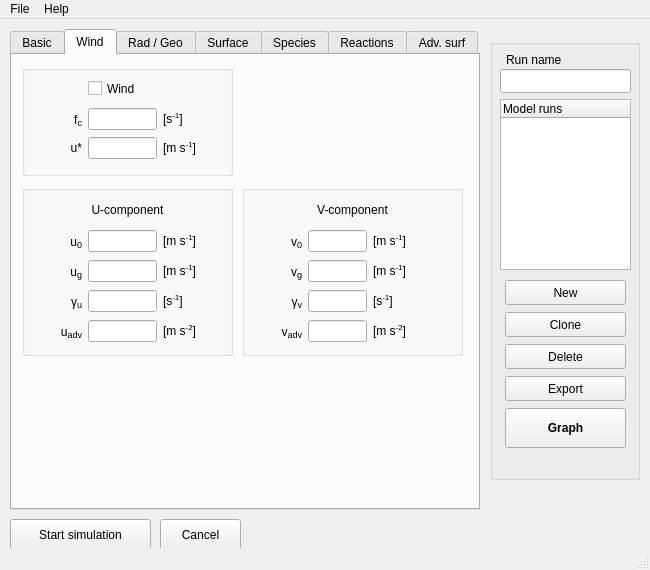
Qt form mainwindow.ui (classmodel/modelgui) before a commit.
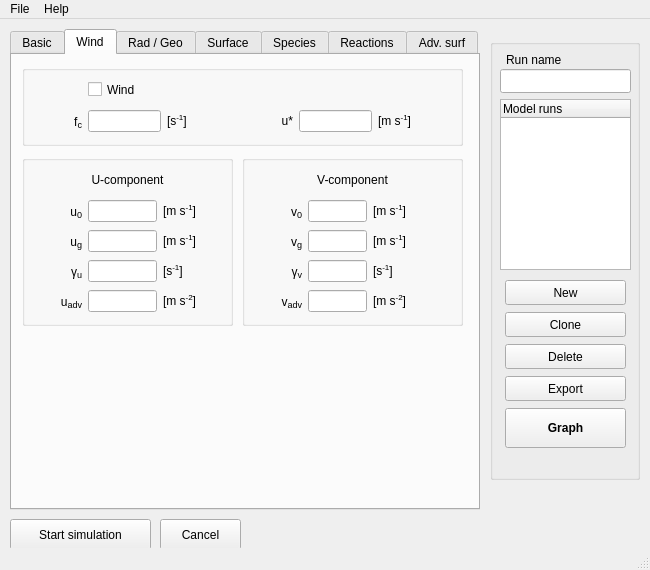
The same form after that commit. The open tabs and pages were chosen to show the change.

```diff
--- a/mainwindow.ui
+++ b/mainwindow.ui
@@ -987,7 +987,7 @@
       <property name="geometry">
        <rect>
         <x>10</x>
-        <y>130</y>
+        <y>100</y>
         <width>211</width>
         <height>171</height>
        </rect>
@@ -1181,7 +1181,7 @@
       <property name="geometry">
        <rect>
         <x>230</x>
-        <y>130</y>
+        <y>100</y>
         <width>221</width>
         <height>171</height>
        </rect>
@@ -1376,8 +1376,8 @@
        <rect>
         <x>10</x>
         <y>10</y>
-        <width>211</width>
-        <height>111</height>
+        <width>441</width>
+        <height>81</height>
        </rect>
       </property>
       <property name="title">
@@ -1388,11 +1388,11 @@
         <rect>
          <x>10</x>
          <y>10</y>
-         <width>191</width>
-         <height>87</height>
+         <width>421</width>
+         <height>61</height>
         </rect>
        </property>
-       <layout class="QGridLayout" name="wind_general_grid" columnminimumwidth="50,0,60">
+       <layout class="QGridLayout" name="wind_general_grid" columnminimumwidth="50,0,60,60,0,75">
         <property name="sizeConstraint">
          <enum>QLayout::SetMinimumSize</enum>
         </property>
@@ -1432,17 +1432,23 @@
           </property>
          </widget>
         </item>
-        <item row="2" column="1">
-         <widget class="QLineEdit" name="input_wind_ustar">
+        <item row="0" column="1" colspan="2">
+         <widget class="QCheckBox" name="sw_wind">
+          <property name="minimumSize">
+           <size>
+            <width>0</width>
+            <height>25</height>
+           </size>
+          </property>
           <property name="toolTip">
            <string>surface friction velocity</string>
           </property>
-          <property name="alignment">
-           <set>Qt::AlignRight|Qt::AlignTrailing|Qt::AlignVCenter</set>
+          <property name="text">
+           <string>Wind</string>
           </property>
          </widget>
         </item>
-        <item row="2" column="0">
+        <item row="1" column="3">
          <widget class="QLabel" name="label_wind_ustar">
           <property name="toolTip">
            <string/>
@@ -1455,7 +1461,17 @@
           </property>
          </widget>
         </item>
-        <item row="2" column="2">
+        <item row="1" column="4">
+         <widget class="QLineEdit" name="input_wind_ustar">
+          <property name="toolTip">
+           <string>surface friction velocity</string>
+          </property>
+          <property name="alignment">
+           <set>Qt::AlignRight|Qt::AlignTrailing|Qt::AlignVCenter</set>
+          </property>
+         </widget>
+        </item>
+        <item row="1" column="5">
          <widget class="QLabel" name="unitlabel_wind_ustar">
           <property name="toolTip">
            <string/>
@@ -1468,22 +1484,6 @@
           </property>
          </widget>
         </item>
-        <item row="0" column="1" colspan="2">
-         <widget class="QCheckBox" name="sw_wind">
-          <property name="minimumSize">
-           <size>
-            <width>0</width>
-            <height>25</height>
-           </size>
-          </property>
-          <property name="toolTip">
-           <string>prognostic wind switch</string>
-          </property>
-          <property name="text">
-           <string>Wind</string>
-          </property>
-         </widget>
-        </item>
        </layout>
       </widget>
      </widget>
```
Left out of the diff: 9 changed lines with no effect on the pictures.
